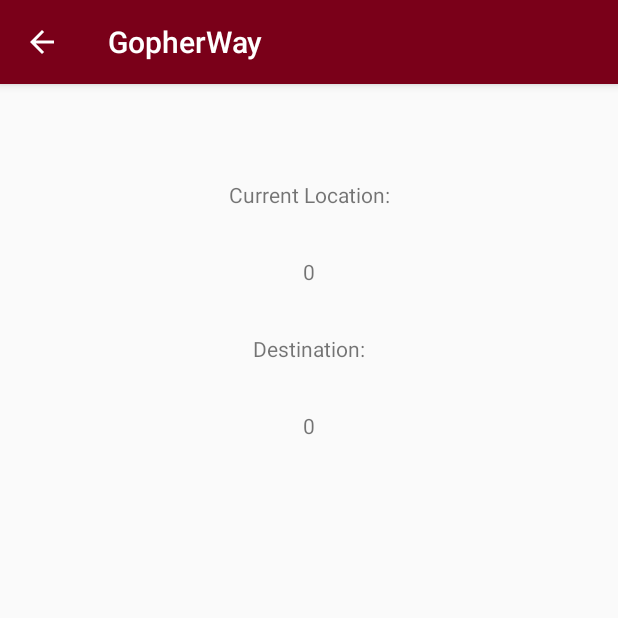
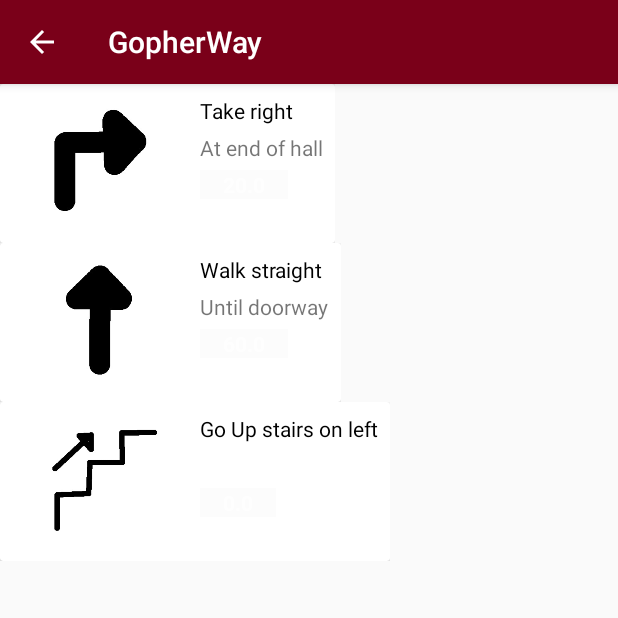
Before and after one commit to tarynchiang/gopher_way_app, an Android app: the screen it shows after launch (DisplayNavigationOptions before the commit, DirectionListActivity after it), after a tap on "SEARCH", on a phone screen of 412 x 824 dp, the top half of it. Run offline under Robolectric (Android 15) with nearby library versions, the phone set to English and light mode, and no system bars; our stand-ins replace navigation-ui; 1 statement that could not run was skipped.

Commit message:
Added framework for list of directions. Some example directions with mockup icons.

```diff
--- a/app/src/main/AndroidManifest.xml
+++ b/app/src/main/AndroidManifest.xml
@@ -9,11 +9,15 @@
         android:roundIcon="@mipmap/ic_launcher_round"
         android:supportsRtl="true"
         android:theme="@style/AppTheme">
-        <activity android:name=".DisplayNavigationOptions"
+        <activity
+            android:name=".DirectionListActivity"
+            android:parentActivityName=".MainActivity"></activity>
+        <activity
+            android:name=".DisplayNavigationOptions"
             android:parentActivityName=".MainActivity">
             <meta-data
                 android:name="android.support.PARENT_ACTIVITY"
-                android:value=".MainActivity"/>
+                android:value=".MainActivity" />
         </activity>
         <activity
             android:name=".MainActivity"
--- /dev/null
+++ b/app/src/main/java/com/example/gopherway/Direction.java
@@ -0,0 +1,37 @@
+package com.example.gopherway;
+
+public class Direction {
+    private int id;
+    private String title;
+    private String shortdesc;
+    private double distance;
+    private int image;
+
+    public Direction(int id, String title, String shortdesc, double distance, int image) {
+        this.id = id;
+        this.title = title;
+        this.shortdesc = shortdesc;
+        this.distance = distance;
+        this.image = image;
+    }
+
+    public int getId() {
+        return id;
+    }
+
+    public String getTitle() {
+        return title;
+    }
+
+    public String getShortdesc() {
+        return shortdesc;
+    }
+
+    public double getDistance() {
+        return distance;
+    }
+
+    public int getImage() {
+        return image;
+    }
+}
--- /dev/null
+++ b/app/src/main/java/com/example/gopherway/DirectionAdapter.java
@@ -0,0 +1,65 @@
+package com.example.gopherway;
+
+import android.content.Context;
+import androidx.recyclerview.widget.RecyclerView;
+import android.view.LayoutInflater;
+import android.view.View;
+import android.view.ViewGroup;
+import android.widget.ImageView;
+import android.widget.TextView;
+
+
+import java.util.List;
+
+public class DirectionAdapter extends RecyclerView.Adapter<DirectionAdapter.DirectionViewHolder> {
+
+    private Context mCtx;
+
+    private List<Direction> directionList;
+
+    public DirectionAdapter(Context mCtx, List<Direction> directionList) {
+        this.mCtx = mCtx;
+        this.directionList = directionList;
+    }
+
+    @Override
+    public DirectionViewHolder onCreateViewHolder(ViewGroup parent, int viewType) {
+        LayoutInflater inflater = LayoutInflater.from(mCtx);
+        View view = inflater.inflate(R.layout.layout_directions, null);
+        return new DirectionViewHolder(view);
+    }
+
+    @Override
+    public void onBindViewHolder(DirectionViewHolder holder, int position) {
+        Direction direction = directionList.get(position);
+
+        holder.textViewDirection.setText(direction.getTitle());
+        holder.textViewShortDesc.setText(direction.getShortdesc());
+        holder.textViewDistance.setText(String.valueOf(direction.getDistance()));
+
+        holder.imageView.setImageDrawable(mCtx.getResources().getDrawable(direction.getImage()));
+
+    }
+
+
+    @Override
+    public int getItemCount() {
+        return directionList.size();
+    }
+
+
+    class DirectionViewHolder extends RecyclerView.ViewHolder {
+
+        TextView textViewDirection, textViewShortDesc, textViewDistance;
+        ImageView imageView;
+
+        public DirectionViewHolder(View itemView) {
+            super(itemView);
+
+            textViewDirection = itemView.findViewById(R.id.textViewDirection);
+            textViewShortDesc = itemView.findViewById(R.id.textViewShortDesc);
+            textViewDistance = itemView.findViewById(R.id.textViewDistance);
+            imageView = itemView.findViewById(R.id.imageView);
+        }
+    }
+}
--- /dev/null
+++ b/app/src/main/java/com/example/gopherway/DirectionListActivity.java
@@ -0,0 +1,56 @@
+package com.example.gopherway;
+
+import androidx.appcompat.app.AppCompatActivity;
+import android.os.Bundle;
+import androidx.recyclerview.widget.LinearLayoutManager;
+import androidx.recyclerview.widget.RecyclerView;
+import java.util.ArrayList;
+import java.util.List;
+
+public class DirectionListActivity extends AppCompatActivity {
+    List<Direction> directionList;
+
+    RecyclerView recyclerView;
+
+    @Override
+    protected void onCreate(Bundle savedInstanceState) {
+        super.onCreate(savedInstanceState);
+        setContentView(R.layout.activity_direction_list);
+
+        recyclerView = (RecyclerView) findViewById(R.id.recyclerView);
+        recyclerView.setHasFixedSize(true);
+        recyclerView.setLayoutManager(new LinearLayoutManager(this));
+
+        directionList = new ArrayList<>();
+
+
+        //Example directions, will be generated after path is calculated
+        directionList.add(
+                new Direction(
+                        1,
+                        "Take right",
+                        "At end of hall",
+                        20,
+                        R.drawable.right));
+
+        directionList.add(
+                new Direction(
+                        1,
+                        "Walk straight",
+                        "Until doorway",
+                        60,
+                        R.drawable.forward));
+
+        directionList.add(
+                new Direction(
+                        1,
+                        "Go Up stairs on left",
+                        "",
+                        0,
+                        R.drawable.upstair));
+
+        DirectionAdapter adapter = new DirectionAdapter(this, directionList);
+
+        recyclerView.setAdapter(adapter);
+    }
+}
--- a/app/src/main/java/com/example/gopherway/MainActivity.java
+++ b/app/src/main/java/com/example/gopherway/MainActivity.java
@@ -71,7 +71,10 @@
         UniversityLocations test = new UniversityLocations();
         int x = UniversityLocations.findBuilding(currentLocation);
         int y = UniversityLocations.findBuilding(destination);
-        Intent intent = new Intent(this, DisplayNavigationOptions.class);
+        //Intent intent = new Intent(this, DisplayNavigationOptions.class);
+
+        //short circuiting to this screen for now
+        Intent intent = new Intent(this, DirectionListActivity.class);
         intent.putExtra("CurrentLocation", x);
         intent.putExtra("Destination", y);
         startActivity(intent);
--- /dev/null
+++ b/app/src/main/res/layout/activity_direction_list.xml
@@ -0,0 +1,16 @@
+<?xml version="1.0" encoding="utf-8"?>
+<androidx.constraintlayout.widget.ConstraintLayout xmlns:android="http://schemas.android.com/apk/res/android"
+    xmlns:app="http://schemas.android.com/apk/res-auto"
+    xmlns:tools="http://schemas.android.com/tools"
+    android:layout_width="match_parent"
+    android:layout_height="match_parent"
+    tools:context=".DirectionListActivity">
+
+    <androidx.recyclerview.widget.RecyclerView
+        android:id="@+id/recyclerView"
+        android:layout_width="match_parent"
+        android:layout_height="match_parent"
+        tools:layout_editor_absoluteX="-16dp"
+        tools:layout_editor_absoluteY="-16dp" />
+
+</androidx.constraintlayout.widget.ConstraintLayout>
--- /dev/null
+++ b/app/src/main/res/layout/layout_directions.xml
@@ -0,0 +1,63 @@
+<?xml version="1.0" encoding="utf-8"?>
+<LinearLayout xmlns:android="http://schemas.android.com/apk/res/android"
+    android:layout_width="match_parent"
+    android:layout_height="wrap_content"
+    android:orientation="vertical">
+
+    <androidx.cardview.widget.CardView
+        android:layout_width="match_parent"
+        android:layout_height="wrap_content"
+        android:layout_margin="0dp">
+
+        <RelativeLayout
+            android:layout_width="match_parent"
+            android:layout_height="wrap_content"
+            android:padding="8dp">
+
+            <ImageView
+                android:id="@+id/imageView"
+                android:layout_width="120dp"
+                android:layout_height="90dp"
+                android:padding="4dp" />
+
+            <TextView
+                android:id="@+id/textViewDirection"
+                android:layout_width="wrap_content"
+                android:layout_height="wrap_content"
+                android:layout_marginLeft="5dp"
+                android:layout_toRightOf="@id/imageView"
+                android:text="Turn right"
+                android:textAppearance="@style/Base.TextAppearance.AppCompat.Small"
+                android:textColor="#000000" />
+
+            <TextView
+                android:id="@+id/textViewShortDesc"
+                android:layout_width="wrap_content"
+                android:layout_height="wrap_content"
+                android:layout_below="@id/textViewDirection"
+                android:layout_marginLeft="5dp"
+                android:layout_marginTop="5dp"
+                android:layout_toRightOf="@id/imageView"
+                android:text="At intersection"
+                android:textAppearance="@style/Base.TextAppearance.AppCompat.Small" />
+
+            <TextView
+                android:id="@+id/textViewDistance"
+                android:layout_width="wrap_content"
+                android:layout_height="wrap_content"
+                android:layout_below="@id/textViewShortDesc"
+                android:layout_marginLeft="5dp"
+                android:layout_marginTop="5dp"
+                android:layout_toRightOf="@id/imageView"
+                android:background="@color/cardview_shadow_end_color"
+                android:paddingLeft="15dp"
+                android:paddingRight="15dp"
+                android:text="20 ft"
+                android:textAppearance="@style/Base.TextAppearance.AppCompat.Small.Inverse"
+                android:textStyle="bold" />
+
+        </RelativeLayout>
+
+    </androidx.cardview.widget.CardView>
+
+</LinearLayout>
```
Also changed, not shown: app/src/main/res/drawable/forward.jpg (added), app/src/main/res/drawable/left.jpg (added), app/src/main/res/drawable/right.jpg (added), app/src/main/res/drawable/upstair.jpg (added).
